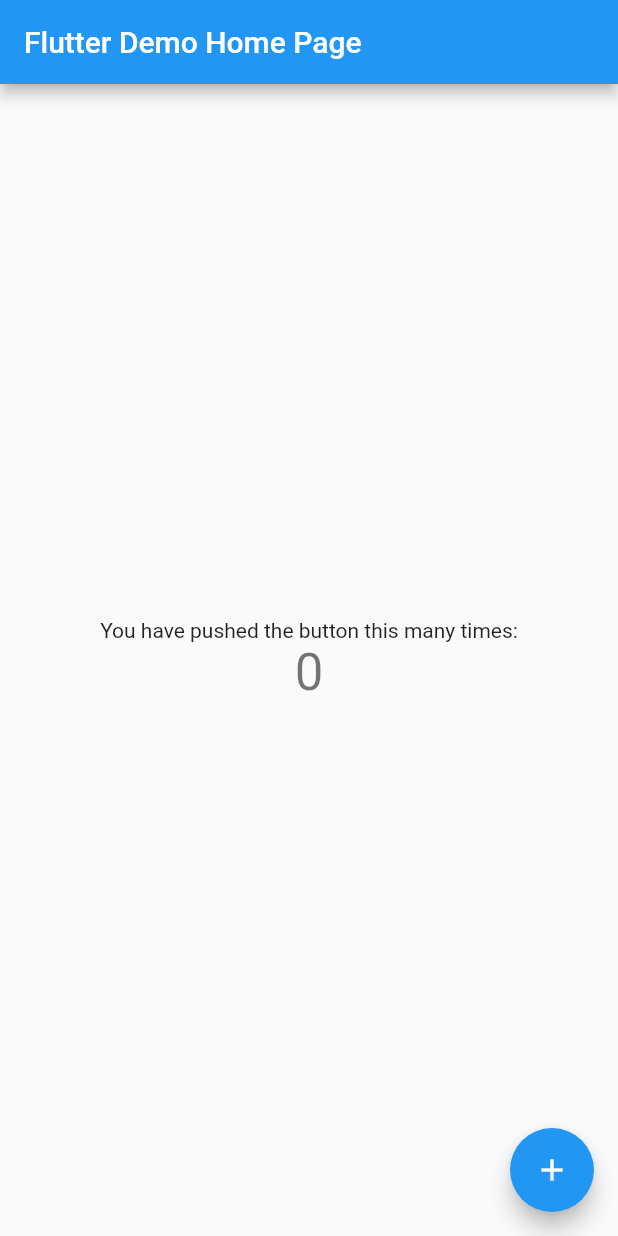
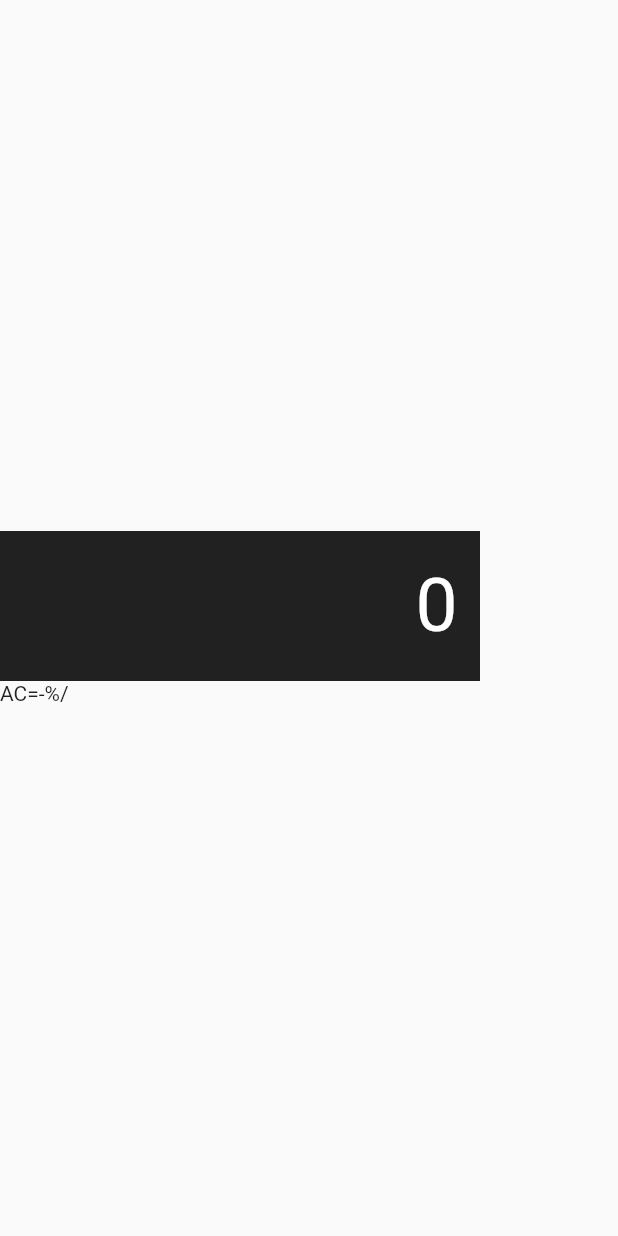
Before and after one commit to wallacewolv/calculator_flutter, a Flutter app: the screen it shows after launch, on a phone screen of 412 x 824 dp. Run offline on Flutter 3.47's test engine with Material 2 defaults, Android fonts, the phone set to English and light mode, and no system bars; Roboto replaces fonts that are missing (Arial).

Commit message:
Criando Button

```diff
--- a/lib/main.dart
+++ b/lib/main.dart
@@ -9,105 +9,62 @@
   @override
   Widget build(BuildContext context) {
     return MaterialApp(
+      debugShowCheckedModeBanner: false,
       title: 'Flutter Demo',
       theme: ThemeData(
-        // This is the theme of your application.
-        //
-        // Try running your application with "flutter run". You'll see the
-        // application has a blue toolbar. Then, without quitting the app, try
-        // changing the primarySwatch below to Colors.green and then invoke
-        // "hot reload" (press "r" in the console where you ran "flutter run",
-        // or simply save your changes to "hot reload" in a Flutter IDE).
-        // Notice that the counter didn't reset back to zero; the application
-        // is not restarted.
         primarySwatch: Colors.blue,
       ),
-      home: MyHomePage(title: 'Flutter Demo Home Page'),
+      home: MyHomePage(),
     );
   }
 }
 
 class MyHomePage extends StatefulWidget {
-  MyHomePage({Key key, this.title}) : super(key: key);
-
-  // This widget is the home page of your application. It is stateful, meaning
-  // that it has a State object (defined below) that contains fields that affect
-  // how it looks.
-
-  // This class is the configuration for the state. It holds the values (in this
-  // case the title) provided by the parent (in this case the App widget) and
-  // used by the build method of the State. Fields in a Widget subclass are
-  // always marked "final".
-
-  final String title;
+  MyHomePage({Key key}) : super(key: key);
 
   @override
   _MyHomePageState createState() => _MyHomePageState();
 }
 
 class _MyHomePageState extends State<MyHomePage> {
-  int _counter = 0;
-
-  void _incrementCounter() {
-    setState(() {
-      // This call to setState tells the Flutter framework that something has
-      // changed in this State, which causes it to rerun the build method below
-      // so that the display can reflect the updated values. If we changed
-      // _counter without calling setState(), then the build method would not be
-      // called again, and so nothing would appear to happen.
-      _counter++;
-    });
-  }
-
+  var result = "0";
   @override
   Widget build(BuildContext context) {
-    // This method is rerun every time setState is called, for instance as done
-    // by the _incrementCounter method above.
-    //
-    // The Flutter framework has been optimized to make rerunning build methods
-    // fast, so that you can just rebuild anything that needs updating rather
-    // than having to individually change instances of widgets.
     return Scaffold(
-      appBar: AppBar(
-        // Here we take the value from the MyHomePage object that was created by
-        // the App.build method, and use it to set our appbar title.
-        title: Text(widget.title),
-      ),
       body: Center(
-        // Center is a layout widget. It takes a single child and positions it
-        // in the middle of the parent.
         child: Column(
-          // Column is also a layout widget. It takes a list of children and
-          // arranges them vertically. By default, it sizes itself to fit its
-          // children horizontally, and tries to be as tall as its parent.
-          //
-          // Invoke "debug painting" (press "p" in the console, choose the
-          // "Toggle Debug Paint" action from the Flutter Inspector in Android
-          // Studio, or the "Toggle Debug Paint" command in Visual Studio Code)
-          // to see the wireframe for each widget.
-          //
-          // Column has various properties to control how it sizes itself and
-          // how it positions its children. Here we use mainAxisAlignment to
-          // center the children vertically; the main axis here is the vertical
-          // axis because Columns are vertical (the cross axis would be
-          // horizontal).
           mainAxisAlignment: MainAxisAlignment.center,
           children: <Widget>[
-            Text(
-              'You have pushed the button this many times:',
+            Row(
+              children: [
+                Container(
+                  width: 320,
+                  height: 100,
+                  padding: EdgeInsets.symmetric(horizontal: 15),
+                  alignment: Alignment.centerRight,
+                  color: Colors.black87,
+                  child: Text(
+                    result,
+                    style: TextStyle(
+                      fontSize: 50,
+                      color: Colors.white,
+                      fontFamily: 'Arial',
+                    ),
+                  ),
+                )
+              ],
             ),
-            Text(
-              '$_counter',
-              style: Theme.of(context).textTheme.headline4,
+            Row(
+              children: [
+                Text("AC"),
+                Text("=-"),
+                Text("%"),
+                Text("/"),
+              ],
             ),
           ],
         ),
       ),
-      floatingActionButton: FloatingActionButton(
-        onPressed: _incrementCounter,
-        tooltip: 'Increment',
-        child: Icon(Icons.add),
-      ), // This trailing comma makes auto-formatting nicer for build methods.
     );
   }
 }
```
Also changed, not shown: lib/button.dart (added, +40 -0 lines).
